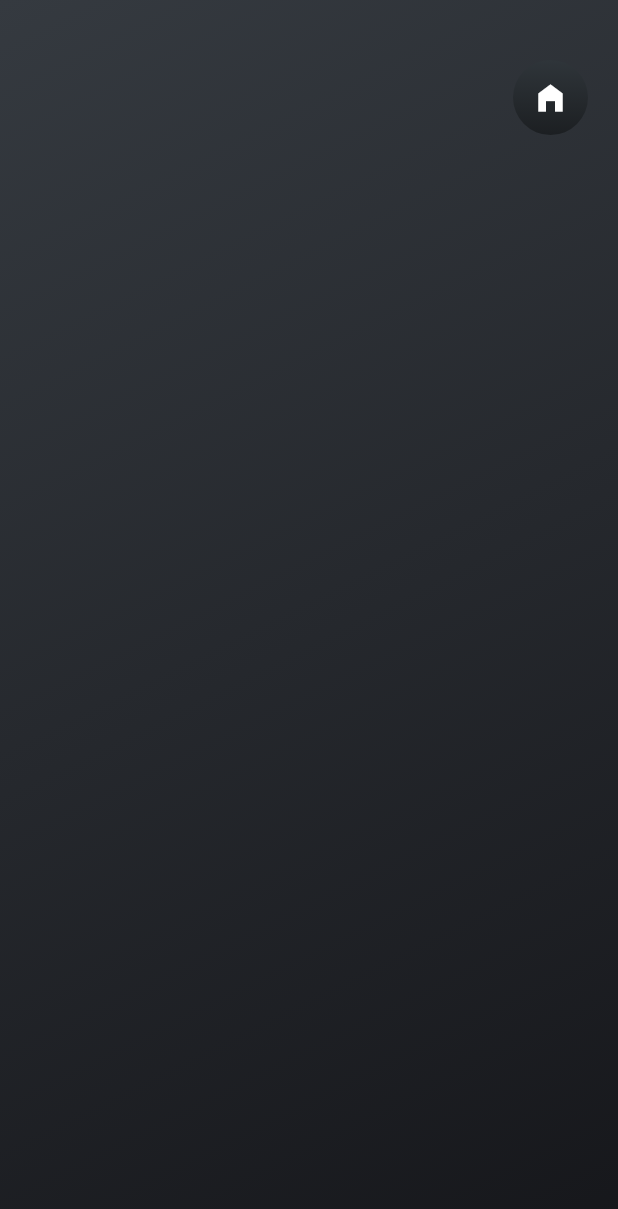
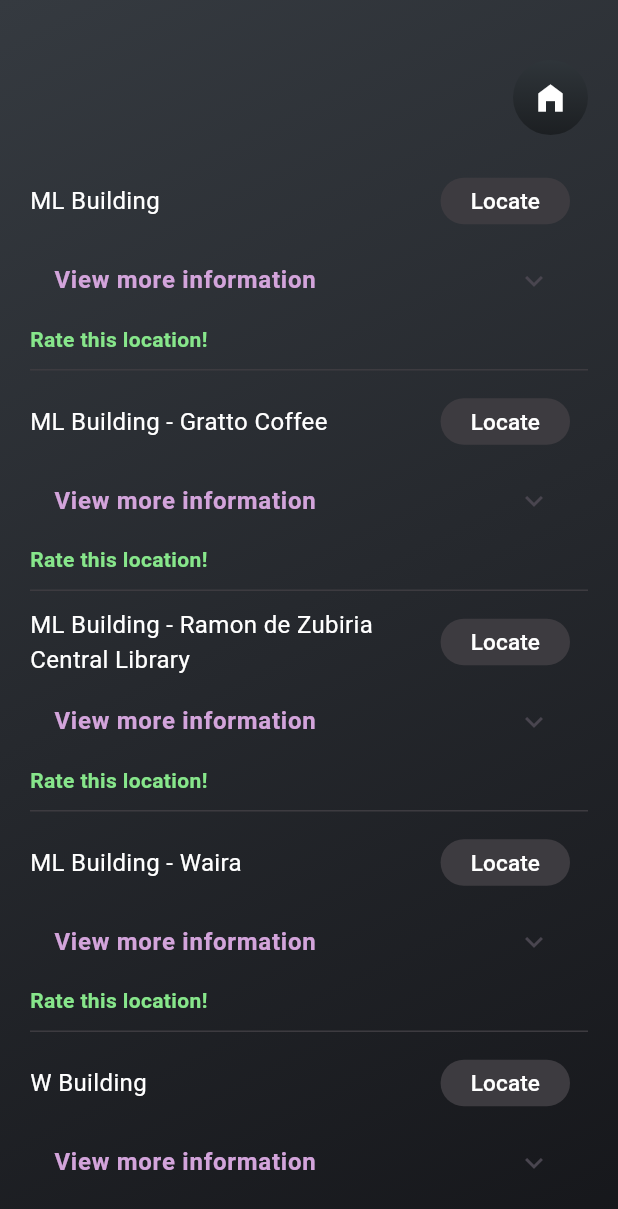
Before and after one commit to ISIS3510-202410-Team33/mobile_flutter, a Flutter app: the HomeViewContent screen opened directly, after a tap on "Map", on a phone screen of 412 x 824 dp. Shown: the top 1209 px of the screen. Run offline on Flutter 3.47's test engine with Material 3 defaults, Android fonts, the phone set to English and light mode, and no system bars; our stand-ins replace firebase_auth, firebase_core, flutter_dotenv, geolocator, shared_preferences; missing offline and left inert: map_launcher, simple_progress_indicators; accounts and stored records are empty.

Commit message:
Integration of changes related with issue #60

```diff
--- a/ventura_front/lib/screens/components/header_component.dart
+++ b/ventura_front/lib/screens/components/header_component.dart
@@ -77,10 +77,7 @@ class Header extends StatelessWidget {
               IconButton(
                 icon: const Icon(Icons.home_filled, color: Colors.white),
                 onPressed: () {
-                  Navigator.push(
-                      context,
-                      MaterialPageRoute(
-                          builder: (context) => const HomeView()));
+                  Navigator.pop(context);
                 },
               )
             ],
--- a/ventura_front/lib/screens/home/view.dart
+++ b/ventura_front/lib/screens/home/view.dart
@@ -72,6 +72,12 @@ class HomeViewContentState extends State<HomeViewContent> implements EventObserv
   }
 
   @override
+  void dispose() {
+    _connectionViewModel.unsubscribe(this);
+    super.dispose();
+  }
+
+  @override
   Widget build(BuildContext context) {
     return Container(
       decoration: const BoxDecoration(
--- a/ventura_front/lib/screens/map/view.dart
+++ b/ventura_front/lib/screens/map/view.dart
@@ -20,6 +20,7 @@ import 'package:ventura_front/screens/map/components/rateIcon_component.dart';
 
 class MapView extends StatelessWidget {
   const MapView({super.key});
+
 
   @override
   Widget build(BuildContext context) {
@@ -44,14 +45,16 @@ class MapViewState extends State<MapViewContent> implements EventObserver {
 
   GpsRepository gps = GpsRepository.getState();
 
-  final LocationsViewModel _viewModel =
-      LocationsViewModel(LocationRepository.getState());
+  final LocationsViewModel _viewModel = LocationsViewModel();
   late ProfileViewModel profileViewModel;
+  static final ConnectionViewModel _connectionViewModel = ConnectionViewModel();
   bool _isLoading = true;
-  Map<String, LocationModel> locations = {};
+  List<Widget> locationWidgets = [];
   int pasosHoy = 0;
   int caloriasHoy = 0;
+
   final UserModel user = UserViewModel().user;
+  bool showNoInternetWidget = false;
 
   void getPosition() async {
     try {
@@ -77,8 +80,17 @@ class MapViewState extends State<MapViewContent> implements EventObserver {
   void initState() {
     super.initState();
     getPosition();
+    _connectionViewModel.subscribe(this);
     _viewModel.subscribe(this);
-    _viewModel.loadLocations(user.id);
+
+    if(_viewModel.locations.isEmpty){
+        print("Cargando loc desde 0");
+        _viewModel.getLocationsInitial();
+    }
+    else {
+      print("Cargando locs ya cargados");
+      notify(LocationsLoadedEvent(success: true));
+    }
 
   }
 
@@ -86,6 +98,8 @@ class MapViewState extends State<MapViewContent> implements EventObserver {
   void dispose() {
     super.dispose();
     _viewModel.unsubscribe(this);
+    _connectionViewModel.unsubscribe(this);
+
   }
 
   @override
@@ -95,9 +109,26 @@ class MapViewState extends State<MapViewContent> implements EventObserver {
         _isLoading = event.isLoading;
       });
     } else if (event is LocationsLoadedEvent) {
-      setState(() {
-        locations = event.locations;
-      });
+      if (event.success){
+          locationWidgets = getUpdatedLocationsList();
+          setState(() {
+            _isLoading = false;
+          });
+          if (_connectionViewModel.isConnected() && _viewModel.firstTime){
+            print("First time - pidiendo recomendados");
+            _viewModel.firstTime = false;
+            _viewModel.updateRecommendedLocations(user.id);
+          }
+          else if (_connectionViewModel.isConnected() && _viewModel.updatings > 0){
+            print("Hay actualizaciones pendientes - pidiendo recomendados");
+            _viewModel.updatings = 0;
+            _viewModel.updateRecommendedLocations(user.id);
+          }
+      }
+      else {
+        locationWidgets = [const Text("Error loading locations")];
+        print("Error loading locations");
+      }
     }
       else if (event is LocationFrequencyUpdateEvent) {
       if (event.success) {
@@ -105,8 +136,36 @@ class MapViewState extends State<MapViewContent> implements EventObserver {
       } else {
         print("Error updating location frequency");
       }
+    }
+      else if (event is UpdateRecommendedLocationsEvent) {
+        if (event.success) {
+          setState(() {
+            locationWidgets = getUpdatedLocationsList();
+          });
+          print("Recommended locations updated");
+        } else {
+          print("Error updating recommended locations");
+        }
+      }
+      else if (event is ConnectionEvent) {
+        if (event.connection) {
+          if (showNoInternetWidget) {
+            setState(() {
+              showNoInternetWidget = false;
+            });
+            if (_viewModel.updatings > 0){
+              _viewModel.updateRecommendedLocations(user.id);
+            }
+          }
+        } else {
+          setState(() {
+            showNoInternetWidget = true;
+          });
+        }
       }
   }
+
+
 
   String setDistance(double distance) {
     if (distance < 1000) {
@@ -140,10 +199,13 @@ class MapViewState extends State<MapViewContent> implements EventObserver {
     }
   }
 
-  Widget getLocationsWidget() {
-    var widgets = <Widget>[];
-    for (var location in locations.values) {
-      widgets.add(
+
+
+
+  List<Widget> getUpdatedLocationsList() {
+    List<Widget> locationWidgetsUpdated = [];
+    for (var location in _viewModel.locations.values) {
+      locationWidgetsUpdated.add(
         Column(
           children: [
             Column(
@@ -174,6 +236,7 @@ class MapViewState extends State<MapViewContent> implements EventObserver {
                           gps.launchGoogleMaps(
                               location.latitude, location.longitude);
                           _viewModel.updateLocationFrequency(user.id, location.id);
+                          _viewModel.updatings++;
                         },
                         child: Container(
                             padding: const EdgeInsets.only(
@@ -300,8 +363,7 @@ class MapViewState extends State<MapViewContent> implements EventObserver {
         ),
       );
     }
-
-    return Column(children: widgets);
+    return locationWidgetsUpdated;
   }
 
   @override
@@ -327,12 +389,32 @@ class MapViewState extends State<MapViewContent> implements EventObserver {
                     showHomeIcon: true,
                     showLogoutIcon: false,
                   ),
+                  showNoInternetWidget
+                      ? const Padding(
+                        padding: EdgeInsets.only(left: 20, right: 20),
+                        child: Column(
+                          children: [
+                            SizedBox(height: 10),
+                            Row(
+                              mainAxisAlignment: MainAxisAlignment.center,
+                              children: [
+                              Icon(Icons.wifi_off, color: Colors.white, size: 30),
+                              SizedBox(width: 10),
+                              Text("No internet connection",
+                                  style: TextStyle(color: Colors.white, fontSize: 16))
+                            ]),
+                            SizedBox(height: 10),
+                          ],
+                        ),
+
+                      )
+                      : const SizedBox(),
                   const SizedBox(height: 20),
                   _isLoading
                       ? const Center(child: CircularProgressIndicator())
                       : Expanded(
                           child: SingleChildScrollView(
-                              child: getLocationsWidget()))
+                              child: Column(children: locationWidgets,)))
                 ],
               )),
         ));
--- a/ventura_front/lib/services/repositories/locations_repository.dart
+++ b/ventura_front/lib/services/repositories/locations_repository.dart
@@ -1,24 +1,13 @@
 import 'package:http/http.dart' ;
-import '../models/location_model.dart';
-import '../singleton_base.dart';
 import 'package:flutter_dotenv/flutter_dotenv.dart';
+import 'package:shared_preferences/shared_preferences.dart';
 
-final class LocationRepository extends SingletonBase<Map<String,LocationModel>>{
+final class LocationRepository {
 
-  //Singleton Pattern
-  static  LocationRepository? _instance;
-  LocationRepository._internal() {
-    Map<String,LocationModel> locationsInitial = {};
-    state = locationsInitial;
-  }
-  static LocationRepository getState() {
-    return _instance ??= LocationRepository._internal();
-  }
+
   //Singleton Pattern
 
   // Conection with Firebase Storage
-
-
   Future<Response> updateLocationFrequency(userId, locationId) {
     final Map<String, dynamic> queryParameters = {
       "user_id" : userId.toString(),
@@ -60,4 +49,15 @@ final class LocationRepository extends SingletonBase<Map<String,LocationModel>>{
       return Future.error("Error en la conexión");
     }
   }
+
+  Future<bool> saveRecommendedLocations(recommendedList) async {
+    SharedPreferences prefs = await SharedPreferences.getInstance();
+    return prefs.setStringList('recommendedList', recommendedList);
+  }
+
+  Future<List<String>> getRecommendedLocations() async {
+    SharedPreferences prefs = await SharedPreferences.getInstance();
+    return prefs.getStringList('recommendedList') ?? [];
+  }
+
 }
--- a/ventura_front/lib/services/view_models/connection_viewmodel.dart
+++ b/ventura_front/lib/services/view_models/connection_viewmodel.dart
@@ -14,6 +14,7 @@ class ConnectionViewModel extends EventViewModel{
   late ReceivePort _receivePort;
   late Isolate _isolate;
   bool _started = false;
+  bool firstTime = true;
 
   factory ConnectionViewModel() {
     return _instance;
@@ -40,6 +41,10 @@ class ConnectionViewModel extends EventViewModel{
           spreadConnectionState(data);
         }
       }
+      if (firstTime) {
+        spreadConnectionState(data);
+        firstTime = false;
+      }
       _isConnected = data;
       _started = true;
     });
@@ -50,7 +55,7 @@ class ConnectionViewModel extends EventViewModel{
     int counter = 0;
     Timer.periodic( Duration(seconds: counter), (timer) async {
       bool isConnected = await _checkInternetConnection();
-      counter = 5;
+      counter = 1;
       sendPort.send(isConnected);
     });
   }
@@ -58,13 +63,13 @@ class ConnectionViewModel extends EventViewModel{
   // Método para verificar la conexión a Internet.
   static Future<bool> _checkInternetConnection() async {
     try {
-      final result = await InternetAddress.lookup('google.com');
+      final result = await InternetAddress.lookup("ventura-backend-jaj1.onrender.com");
       if (result.isNotEmpty && result[0].rawAddress.isNotEmpty) {
         return true;
       } else {
         return false;
       }
-    } on SocketException catch (_) {
+    }  catch (_) {
       return false;
     }
   }
@@ -82,11 +87,6 @@ class ConnectionViewModel extends EventViewModel{
     notify(ConnectionEvent(connection: state));
   }
 
-  @override
-  void subscribe(EventObserver o) {
-    unsubscribeAll();
-    super.subscribe(o);
-  }
 
 }
 
--- a/ventura_front/lib/services/view_models/locations_viewmodel.dart
+++ b/ventura_front/lib/services/view_models/locations_viewmodel.dart
@@ -1,5 +1,6 @@
 import 'dart:convert';
-
+import 'dart:isolate';
+import 'package:flutter/services.dart' show RootIsolateToken, rootBundle;
 import '../../mvvm_components/viewmodel.dart';
 import '../../mvvm_components/observer.dart';
 
@@ -10,11 +11,55 @@ import '../models/user_location_model.dart';
 
 class LocationsViewModel extends EventViewModel {
 
-  List<LocationModel> locations = [];
+  static final LocationsViewModel _instance = LocationsViewModel._internal();
+  List<String> recommendedList = [];
+  String bestRated = "";
+  late LocationRepository _repository;
+  factory LocationsViewModel() => _instance;
+  Map<String, LocationModel> locations = {};
+  int updatings = 0;
+  bool firstTime = true;
+
+  LocationsViewModel._internal(){
+    _repository = LocationRepository();
+
+  }
 
 
-  final LocationRepository _repository;
-  LocationsViewModel(this._repository);
+
+
+  void getLocationsInitial(){
+    notify(LoadingEvent(isLoading: true));
+    if (locations.isEmpty) {
+      rootBundle.loadString('lib/data/initial-locations.json').then((value) {
+        final decodejson = jsonDecode(value);
+        for (var key in decodejson) {
+          final location = LocationModel(
+            id: key['id'],
+            name: key['name'],
+            floors: key['floors'],
+            greenAreas: key['green_zones'],
+            restaurants: key['restaurants'],
+            obstructions: key['obstructions'],
+            latitude: key['latitude'],
+            longitude: key['longitude']
+            );
+          locations.putIfAbsent(key['id'].toString(), () => location);
+        };
+        notify(LoadingEvent(isLoading: false));
+        notify(LocationsLoadedEvent( success: true));
+      }).catchError((error){
+        notify(LoadingEvent(isLoading: false));
+        notify(LocationsLoadedEvent(success: false));
+      });
+    }
+    else {
+      notify(LocationsLoadedEvent(success: true));
+      notify(LoadingEvent(isLoading: false));
+
+    }
+
+  }
 
   void updateLocationFrequency(userId, locationId ) {
     final defaultModel = UserLocationModel(id: -1, collegeLocation: -1, frequency: -1, user: -1 );
@@ -34,10 +79,58 @@ class LocationsViewModel extends EventViewModel {
     });
   }
 
+  void updateRecommendedLocations(userId) async{
+    List<String> cache = await _repository.getRecommendedLocations();
+    recommendedList = cache;
+    if (recommendedList.isNotEmpty){
+      print("Cache acccedido");
+      for (var locationId in recommendedList) {
+        final location = locations[locationId];
+        if (location != null){
+          location.recommended = true;
+          locations.update(location.id.toString(), (value) => location);
+        }
+      }
+      notify(UpdateRecommendedLocationsEvent(success: true, recommendedList: recommendedList));
+    }
+    else{
+      _repository.getRecommendedLocationsFrequency(userId).then((value) {
+        final decodejson = jsonDecode(value.body);
+        print(decodejson);
+        if (decodejson.length > 0) {
+
+          for (var key in decodejson) {
+            final location = locations[key['id'].toString()];
+            recommendedList.add(key['id'].toString());
+            if (location != null){
+              location.recommended = true;
+              locations.update(location.id.toString(), (value) => location);
+            }
+          }
+          recommendedList = recommendedList.toSet().toList();
+        }
+        _repository.saveRecommendedLocations(recommendedList).then((value) {
+          if (value ){
+            print("Recomendados guardados en cache");
+          }
+          else{
+            print("Error guardando recomendados en cache");
+          }
+        });
+
+        notify(UpdateRecommendedLocationsEvent(success: true, recommendedList: recommendedList));
+      }).catchError((error){
+        print("Erroooorrrr: " +  error.toString());
+        notify(UpdateRecommendedLocationsEvent(success: false));
+      });
+      }
+    }
+
+
+
   void loadLocations(int userId) {
 
     Map<String, LocationModel> locations = {};
-    notify(LoadingEvent(isLoading: true));
     _repository.getLocations()
     .then((value) {
       final decodejson = jsonDecode(value.body);
@@ -53,7 +146,7 @@ class LocationsViewModel extends EventViewModel {
           longitude: key['longitude']
           );
         locations.putIfAbsent(key['id'].toString(), () => location);
-      }
+      };
       return _repository.getRecommendedLocationsFrequency(userId);
 
     // ignore: invalid_return_type_for_catch_error
@@ -68,20 +161,30 @@ class LocationsViewModel extends EventViewModel {
           }
         }
       }
-      notify(LocationsLoadedEvent(locations: locations, success: true));
-      notify(LoadingEvent(isLoading: false));
+      notify(LocationsLoadedEvent( success: true));
 
     })
     .catchError((error){
       notifyErrorLoadingLocations(error);
     });
+  }
 
+  void getRecommendedLocationsCache(){
+    _repository.getRecommendedLocations().then((value) {
+      print("Cache de recomendaciones cargado");
+      recommendedList = value;
+    }).catchError((error){
+      recommendedList = [];
+    });
   }
 
   void notifyErrorLoadingLocations(error){
     notify(LoadingEvent(isLoading: false));
-    notify(LocationsLoadedEvent(locations: {} , success: false));
+    notify(LocationsLoadedEvent(success: false));
   }
+
+
+
 
 
 }
@@ -94,8 +197,7 @@ class LoadingEvent extends ViewEvent {
 
 class LocationsLoadedEvent extends ViewEvent {
   final bool success;
-  final Map<String, LocationModel> locations;
-  LocationsLoadedEvent({required this.locations, required this.success}) : super("LocationsLoadedEvent");
+  LocationsLoadedEvent({ required this.success}) : super("LocationsLoadedEvent");
 }
 
 class LocationFrequencyUpdateEvent extends ViewEvent {
@@ -108,3 +210,16 @@ class LocationsUpdateRecommendendEvent extends ViewEvent {
   final List<UserLocationModel> updatedLocations;
   LocationsUpdateRecommendendEvent({required this.updatedLocations}):super("LocationsUpdateRecommendendEvent");
 }
+
+class UpdateRecommendedLocationsEvent extends ViewEvent {
+  List<String>? recommendedList = [];
+  final bool success;
+
+  UpdateRecommendedLocationsEvent({required this.success, this.recommendedList}):super("UpdateRecommendedLocationsEvent");
+}
+
+class UpdateBestRatedLocationsEvent extends ViewEvent {
+  final bool loading;
+  final bool success;
+  UpdateBestRatedLocationsEvent({required this.success, required this.loading}):super("UpdateBestRatedLocationsEvent");
+}
--- a/ventura_front/pubspec.yaml
+++ b/ventura_front/pubspec.yaml
@@ -11,7 +11,7 @@ dependencies:
   firebase_storage: ^11.6.10
   flutter:
     sdk: flutter
-  shared_preferences: ^2.0.6
+  shared_preferences: ^2.2.3
   geolocator: ^11.0.0
   http: ^1.2.1
   provider: ^6.1.2
@@ -34,3 +34,4 @@ flutter:
   assets:
     - lib/icons/
     - .env
+    - lib/data/initial-locations.json
```
Also changed, not shown: ventura_front/lib/data/initial-locations.json (added, +134 -0 lines), ventura_front/lib/screens/loading/components/no_connection_screen.dart (added, +167 -0 lines), ventura_front/lib/screens/loading/view.dart (+23 -4 lines).
